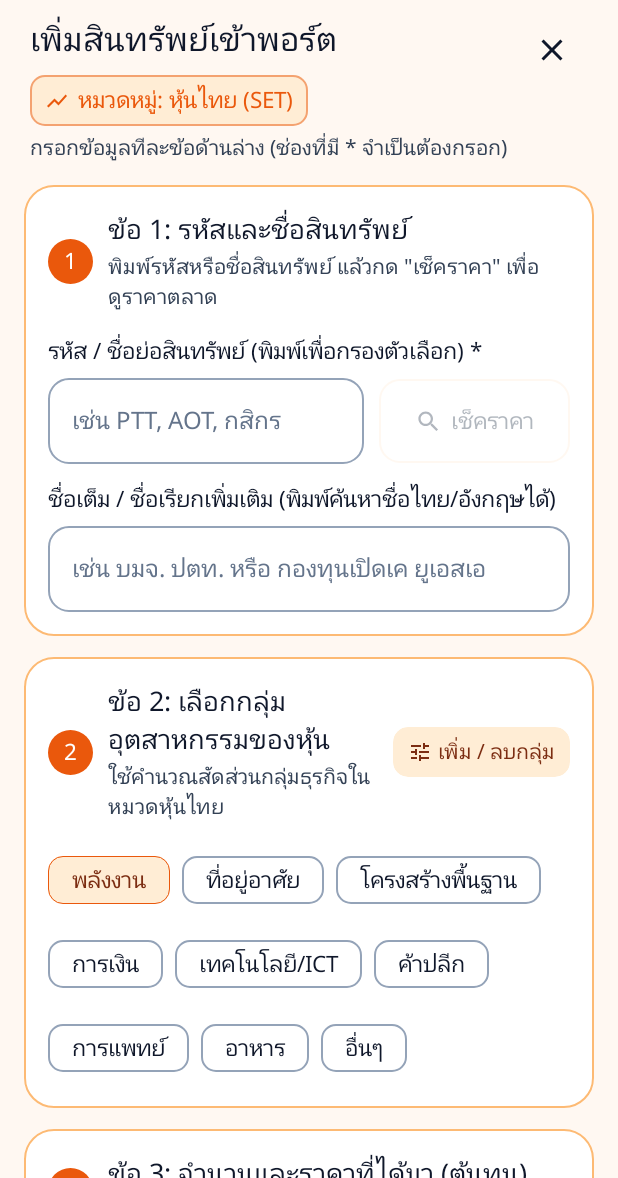
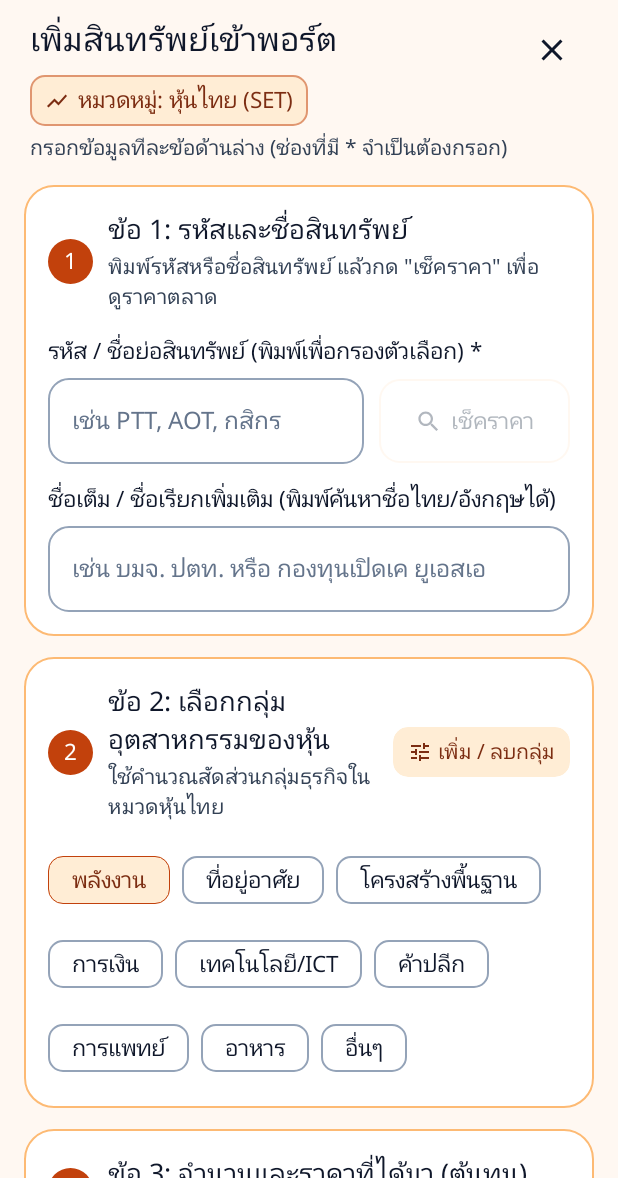
Before and after one commit to titipongbest/my-portfolio-, an Android app built with Jetpack Compose: the screen it shows after launch (MainActivity), after a tap on "เพิ่มสินทรัพย์ตัวแรก", on a phone screen of 412 x 824 dp, the part 58-1236 px from its top. Run offline under Robolectric (Android 15) with nearby library versions, the phone set to English and light mode, and no system bars; our stand-ins replace Room's generated code.

Commit message:
Improve WCAG AA text and pill contrast across asset category header, dropdown, and badges

```diff
--- a/app/src/main/java/com/example/ui/screens/AddEditHoldingSheet.kt
+++ b/app/src/main/java/com/example/ui/screens/AddEditHoldingSheet.kt
@@ -79,6 +79,7 @@ import com.example.ui.theme.LocalPortfolioColors
 import com.example.ui.theme.NumericStyleMedium
 import com.example.ui.theme.categoryAccentColor
 import com.example.ui.theme.categoryContainerColor
+import com.example.ui.theme.categoryOnContainerColor
 import kotlinx.coroutines.delay
 import kotlinx.coroutines.launch
 
@@ -232,6 +233,7 @@ fun AddEditHoldingSheet(
             // Sheet Title Header + Active Category Badge
             val catAccent = categoryAccentColor(selectedCategory)
             val catBg = categoryContainerColor(selectedCategory)
+            val catOnBg = categoryOnContainerColor(selectedCategory)
             Row(
                 modifier = Modifier
                     .fillMaxWidth()
@@ -260,14 +262,14 @@ fun AddEditHoldingSheet(
                             Icon(
                                 imageVector = categoryIcon(selectedCategory),
                                 contentDescription = selectedCategory.labelTh,
-                                tint = catAccent,
+                                tint = catOnBg,
                                 modifier = Modifier.size(16.dp)
                             )
                             Spacer(modifier = Modifier.width(6.dp))
                             Text(
                                 text = "หมวดหมู่: ${selectedCategory.labelTh}",
                                 style = MaterialTheme.typography.labelLarge.copy(fontWeight = FontWeight.Bold),
-                                color = catAccent
+                                color = catOnBg
                             )
                         }
                     }
--- a/app/src/main/java/com/example/ui/screens/BackupScreen.kt
+++ b/app/src/main/java/com/example/ui/screens/BackupScreen.kt
@@ -65,8 +65,8 @@ import com.example.model.AssetCategory
 import com.example.model.Holding
 import com.example.ui.FormatUtils
 import com.example.ui.theme.LocalPortfolioColors
-import com.example.ui.theme.categoryAccentColor
 import com.example.ui.theme.categoryContainerColor
+import com.example.ui.theme.categoryOnContainerColor
 
 @OptIn(ExperimentalMaterial3Api::class, ExperimentalLayoutApi::class)
 @Composable
@@ -382,8 +382,8 @@ fun BackupScreenDialog(
                                     ) {
                                         Text(
                                             text = "${cat.shortLabelTh}: $count",
-                                            style = MaterialTheme.typography.labelSmall.copy(fontWeight = FontWeight.SemiBold),
-                                            color = categoryAccentColor(cat),
+                                            style = MaterialTheme.typography.labelSmall.copy(fontWeight = FontWeight.Bold),
+                                            color = categoryOnContainerColor(cat),
                                             modifier = Modifier.padding(horizontal = 8.dp, vertical = 4.dp)
                                         )
                                     }
--- a/app/src/main/java/com/example/ui/screens/MainPortfolioScreen.kt
+++ b/app/src/main/java/com/example/ui/screens/MainPortfolioScreen.kt
@@ -114,6 +114,7 @@ import com.example.ui.PortfolioViewModel
 import com.example.ui.theme.LocalPortfolioColors
 import com.example.ui.theme.categoryAccentColor
 import com.example.ui.theme.categoryContainerColor
+import com.example.ui.theme.categoryOnContainerColor
 import java.io.ByteArrayOutputStream
 import java.io.File
 import java.io.FileOutputStream
@@ -980,7 +981,7 @@ private fun TopCategoryDropdownBar(
     val activeCount = allHoldings.count { it.assetCategory == selectedCategory }
     val activeLabel = selectedCategory.labelTh
     val activeIcon = categoryMenuIcon(selectedCategory)
-    val activeAccent = categoryAccentColor(selectedCategory)
+    val activeOnContainer = categoryOnContainerColor(selectedCategory)
     val headerBg = MaterialTheme.colorScheme.primary
     val headerFg = MaterialTheme.colorScheme.onPrimary
 
@@ -1002,8 +1003,8 @@ private fun TopCategoryDropdownBar(
             ) {
                 Text(
                     text = "ชนิดสินทรัพย์หลัก • ครอบคลุมทุกเมนู",
-                    style = MaterialTheme.typography.labelSmall.copy(fontWeight = FontWeight.SemiBold),
-                    color = headerFg.copy(alpha = 0.9f),
+                    style = MaterialTheme.typography.labelMedium.copy(fontWeight = FontWeight.Bold),
+                    color = headerFg,
                     softWrap = true,
                     modifier = Modifier
                         .weight(1f)
@@ -1011,12 +1012,13 @@ private fun TopCategoryDropdownBar(
                 )
                 Surface(
                     color = MaterialTheme.colorScheme.surface,
-                    shape = RoundedCornerShape(10.dp)
+                    shape = RoundedCornerShape(10.dp),
+                    border = BorderStroke(1.dp, activeOnContainer.copy(alpha = 0.25f))
                 ) {
                     Text(
                         text = "$activeCount รายการ",
                         style = MaterialTheme.typography.labelMedium.copy(fontWeight = FontWeight.Bold),
-                        color = activeAccent,
+                        color = activeOnContainer,
                         modifier = Modifier.padding(horizontal = 9.dp, vertical = 3.dp)
                     )
                 }
@@ -1026,19 +1028,20 @@ private fun TopCategoryDropdownBar(
                 modifier = Modifier.fillMaxWidth(),
                 verticalAlignment = Alignment.CenterVertically
             ) {
-                Box(
-                    modifier = Modifier
-                        .size(40.dp)
-                        .clip(RoundedCornerShape(12.dp))
-                        .background(MaterialTheme.colorScheme.surface),
-                    contentAlignment = Alignment.Center
+                Surface(
+                    color = MaterialTheme.colorScheme.surface,
+                    shape = RoundedCornerShape(12.dp),
+                    border = BorderStroke(1.dp, activeOnContainer.copy(alpha = 0.2f)),
+                    modifier = Modifier.size(40.dp)
                 ) {
-                    Icon(
-                        imageVector = activeIcon,
-                        contentDescription = activeLabel,
-                        tint = activeAccent,
-                        modifier = Modifier.size(22.dp)
-                    )
+                    Box(contentAlignment = Alignment.Center) {
+                        Icon(
+                            imageVector = activeIcon,
+                            contentDescription = activeLabel,
+                            tint = activeOnContainer,
+                            modifier = Modifier.size(22.dp)
+                        )
+                    }
                 }
                 Spacer(modifier = Modifier.width(12.dp))
                 Text(
@@ -1051,9 +1054,9 @@ private fun TopCategoryDropdownBar(
                         .padding(end = 8.dp)
                 )
                 Surface(
-                    color = headerFg.copy(alpha = 0.16f),
+                    color = MaterialTheme.colorScheme.surface,
                     shape = RoundedCornerShape(10.dp),
-                    border = BorderStroke(1.dp, headerFg.copy(alpha = 0.45f))
+                    border = BorderStroke(1.dp, activeOnContainer.copy(alpha = 0.3f))
                 ) {
                     Row(
                         modifier = Modifier.padding(horizontal = 10.dp, vertical = 5.dp),
@@ -1062,13 +1065,13 @@ private fun TopCategoryDropdownBar(
                         Text(
                             text = "เปลี่ยน",
                             style = MaterialTheme.typography.labelMedium.copy(fontWeight = FontWeight.Bold),
-                            color = headerFg
+                            color = activeOnContainer
                         )
                         Spacer(modifier = Modifier.width(2.dp))
                         Icon(
                             imageVector = if (expanded) Icons.Default.KeyboardArrowUp else Icons.Default.KeyboardArrowDown,
                             contentDescription = "เปิดเมนูเลือกหมวดหมู่",
-                            tint = headerFg,
+                            tint = activeOnContainer,
                             modifier = Modifier.size(18.dp)
                         )
                     }
@@ -1115,6 +1118,7 @@ private fun CategoryDropdownRow(
 ) {
     val itemAccent = categoryAccentColor(category)
     val itemContainer = categoryContainerColor(category)
+    val itemOnContainer = categoryOnContainerColor(category)
 
     DropdownMenuItem(
         text = {
@@ -1128,7 +1132,7 @@ private fun CategoryDropdownRow(
                     style = MaterialTheme.typography.bodyLarge.copy(
                         fontWeight = if (isSelected) FontWeight.Bold else FontWeight.Medium
                     ),
-                    color = if (isSelected) itemAccent else MaterialTheme.colorScheme.onSurface,
+                    color = if (isSelected) itemOnContainer else MaterialTheme.colorScheme.onSurface,
                     softWrap = true,
                     modifier = Modifier
                         .weight(1f)
@@ -1141,7 +1145,7 @@ private fun CategoryDropdownRow(
                     Text(
                         text = "$count",
                         style = MaterialTheme.typography.labelMedium.copy(fontWeight = FontWeight.Bold),
-                        color = if (isSelected) Color.White else itemAccent,
+                        color = if (isSelected) Color.White else itemOnContainer,
                         modifier = Modifier.padding(horizontal = 8.dp, vertical = 2.dp)
                     )
                 }
@@ -1151,7 +1155,7 @@ private fun CategoryDropdownRow(
             Icon(
                 imageVector = icon,
                 contentDescription = null,
-                tint = itemAccent
+                tint = itemOnContainer
             )
         },
         trailingIcon = if (isSelected) {
@@ -1159,14 +1163,14 @@ private fun CategoryDropdownRow(
                 Icon(
                     imageVector = Icons.Default.Check,
                     contentDescription = "กำลังเลือก",
-                    tint = itemAccent
+                    tint = itemOnContainer
                 )
             }
         } else null,
         onClick = onClick,
         modifier = Modifier
             .background(
-                if (isSelected) itemContainer.copy(alpha = 0.55f)
+                if (isSelected) itemContainer.copy(alpha = 0.65f)
                 else MaterialTheme.colorScheme.surface
             )
             .testTag(testTag)
--- a/app/src/main/java/com/example/ui/theme/Color.kt
+++ b/app/src/main/java/com/example/ui/theme/Color.kt
@@ -21,19 +21,19 @@ val DeepSkyOnContainer = Color(0xFF0C4A6E)
 val StockOrangeBg = Color(0xFFFFF8F2)
 val StockOrangeSurfaceVariant = Color(0xFFFFEDE0)
 val StockOrangeBorder = Color(0xFFFDBA74)
-val StockOrangePrimary = Color(0xFFEA580C)
+val StockOrangePrimary = Color(0xFFC2410C)
 val StockOrangeContainer = Color(0xFFFFEDD5)
 val StockOrangeOnContainer = Color(0xFF7C2D12)
-val StockOrangeHighlight = Color(0xFFC2410C)
+val StockOrangeHighlight = Color(0xFF9A3412)
 
 // Mode 2: Global Stocks (หุ้นต่างประเทศ) -> Royal Purple / Violet (สีม่วง)
 val GlobalPurpleBg = Color(0xFFF9F6FF)
 val GlobalPurpleSurfaceVariant = Color(0xFFF1E8FF)
 val GlobalPurpleBorder = Color(0xFFC4B5FD)
-val GlobalPurplePrimary = Color(0xFF7C3AED)
+val GlobalPurplePrimary = Color(0xFF6D28D9)
 val GlobalPurpleContainer = Color(0xFFEDE9FE)
 val GlobalPurpleOnContainer = Color(0xFF4C1D95)
-val GlobalPurpleHighlight = Color(0xFF6D28D9)
+val GlobalPurpleHighlight = Color(0xFF5B21B6)
 
 // Mode 3: Crypto (คริปโต) -> Yellow (สีเหลือง)
 val CryptoYellowBg = Color(0xFFFFFCF0)
```
Also changed, not shown: 1 other file.
